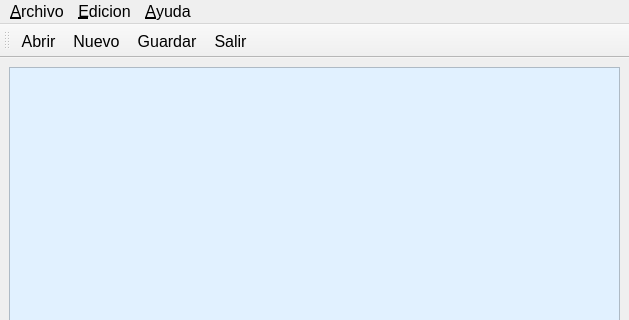
This is mainwindow.ui in RogerNegrete/Practica9.1 as Qt 5 draws it before an edit; both pictures show x 0 to 629 and y 0 to 320 of the 629 by 559 pixel window. The edited form follows.
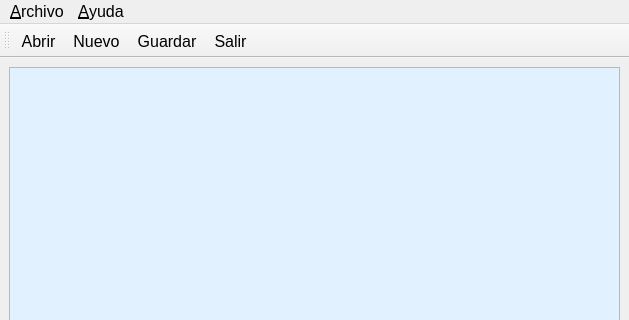
This is the edited form. Icons and pictures are not drawn.

Commit message: Añadido Abrir y guardar

What changed in the file:
```diff
--- a/mainwindow.ui
+++ b/mainwindow.ui
@@ -53,7 +53,7 @@
      <x>0</x>
      <y>0</y>
      <width>629</width>
-     <height>27</height>
+     <height>24</height>
     </rect>
    </property>
    <property name="font">
@@ -70,16 +70,6 @@
     <addaction name="actionGuardar"/>
     <addaction name="actionSalir"/>
    </widget>
-   <widget class="QMenu" name="menuEdicion">
-    <property name="font">
-     <font>
-      <pointsize>14</pointsize>
-     </font>
-    </property>
-    <property name="title">
-     <string>&amp;Edicion</string>
-    </property>
-   </widget>
    <widget class="QMenu" name="menuAyuda">
     <property name="title">
      <string>&amp;Ayuda</string>
@@ -87,7 +77,6 @@
     <addaction name="actionAcerca_de"/>
    </widget>
    <addaction name="menuArchivo"/>
-   <addaction name="menuEdicion"/>
    <addaction name="menuAyuda"/>
   </widget>
   <widget class="QToolBar" name="toolBar">
```
Left out of the diff: 5 changed lines with no effect on the pictures. The commit also changes 2 other files.
